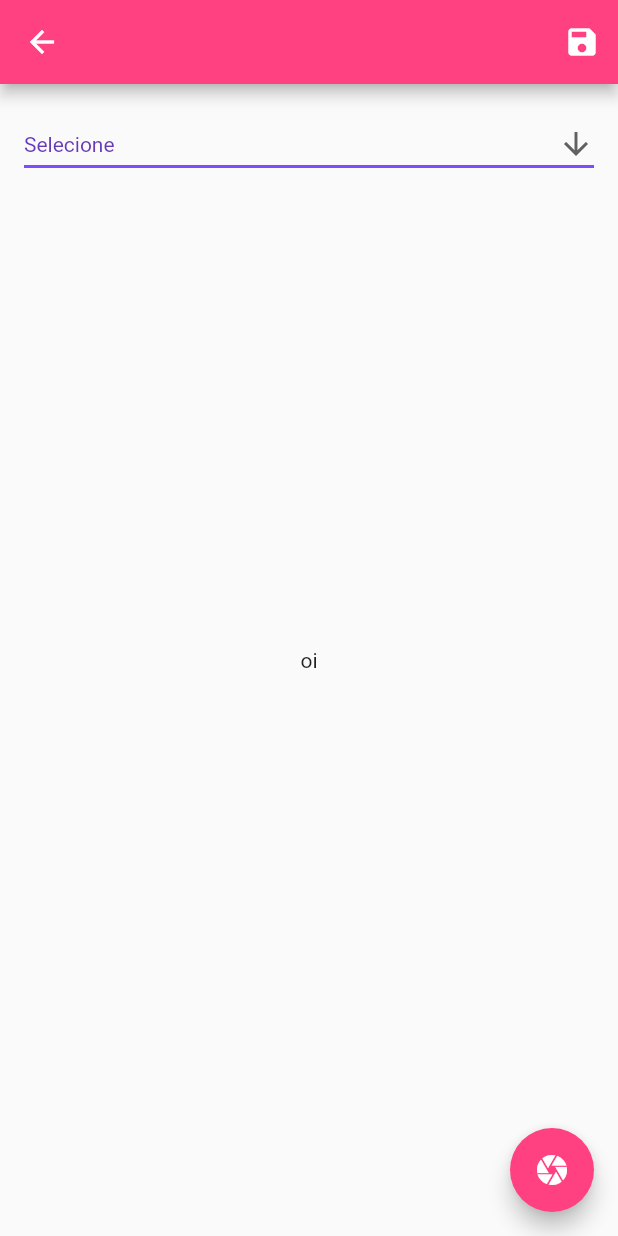
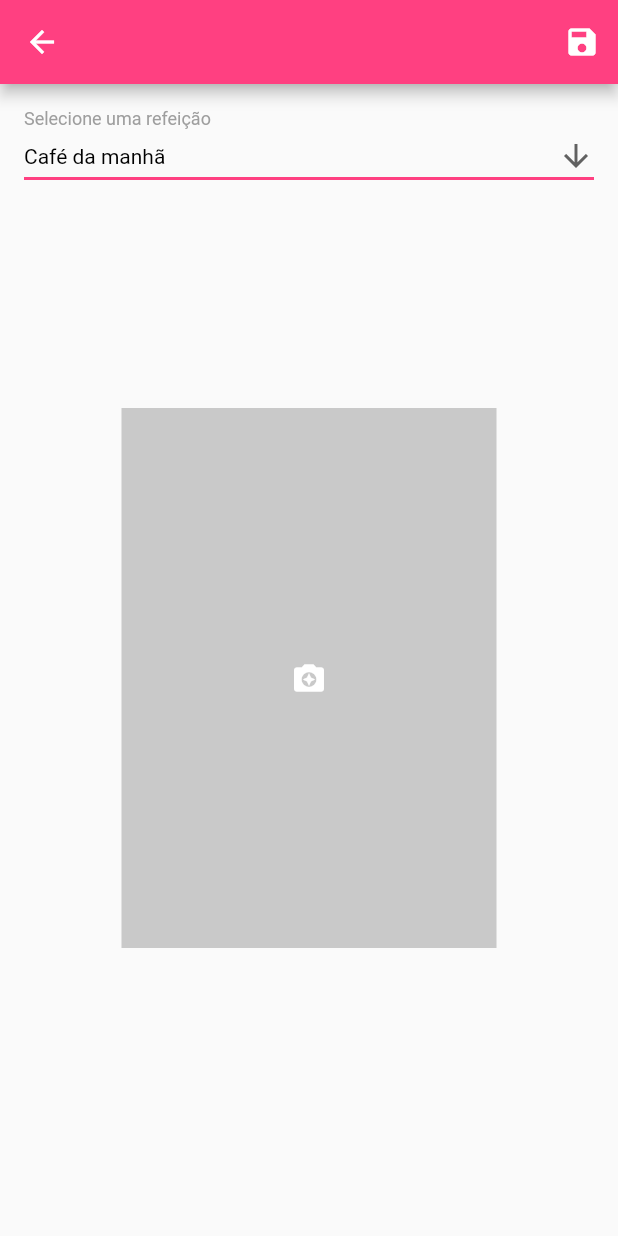
Before and after one commit to paulohcosta1/healthdiaryApp, a Flutter app: the MealPage screen opened directly, on a phone screen of 412 x 824 dp. Run offline on Flutter 3.47's test engine with Material 2 defaults, Android fonts, the light colour scheme and no system bars; our stand-ins replace cloud_firestore, firebase_auth, flutter_speed_dial, image_cropper, image_picker, rxdart; missing offline and left inert: bloc_pattern; accounts and stored records are empty.

Commit message:
image view

```diff
--- a/lib/blocs/meal_bloc.dart
+++ b/lib/blocs/meal_bloc.dart
@@ -7,16 +7,18 @@ import 'package:firebase_auth/firebase_auth.dart';
 import 'package:cloud_firestore/cloud_firestore.dart';
 
 class MealBloc extends BlocBase {
-  final _imageController = BehaviorSubject<String>();
-  final _mealNameController = BehaviorSubject<String>();
+  final _dataControler = BehaviorSubject<Map>();
 
-  Stream<String> get outMealName => _mealNameController.stream;
+  Map unsavedData;
 
-  void _setMealName(String name) => _mealNameController.add(name);
+  Stream<Map> get outData => _dataControler.stream;
+
+  void saveImages(List images) {
+    unsavedData["images"] = images;
+  }
 
   @override
   void dispose() {
-    _imageController.close();
-    _mealNameController.close();
+    _dataControler.close();
   }
 }
--- a/lib/pages/client/mealpage/meal_page.dart
+++ b/lib/pages/client/mealpage/meal_page.dart
@@ -2,6 +2,7 @@ import 'dart:io';
 
 import 'package:flutter/material.dart';
 import 'package:healthdiary/blocs/meal_bloc.dart';
+import 'package:healthdiary/widgets/images_widget.dart';
 import 'package:image_picker/image_picker.dart';
 
 class MealPage extends StatefulWidget {
@@ -11,7 +12,9 @@ class MealPage extends StatefulWidget {
 
 class _MealPageState extends State<MealPage> {
   File _file;
-  String dropdownValue = 'Selecione';
+  String dropdownValue = 'Café da manhã';
+  final _formKey = GlobalKey<FormState>();
+  final _scaffoldKey = GlobalKey<ScaffoldState>();
 
   final _mealBloc = MealBloc();
 
@@ -31,76 +34,75 @@ class _MealPageState extends State<MealPage> {
   @override
   Widget build(BuildContext context) {
     return Scaffold(
+      key: _scaffoldKey,
       appBar: AppBar(
         actions: <Widget>[
-          IconButton(
+          StreamBuilder<bool>(
+              stream: null,
+              builder: (context, snapshot) {
+                return IconButton(
                   icon: Icon(Icons.save),
                   color: Colors.white,
                   onPressed: () => _onSave(),
-          ),
+                );
+              }),
         ],
       ),
       body: _body(),
-      floatingActionButton: FloatingActionButton(
-          backgroundColor: Colors.pinkAccent,
-          child: Icon(Icons.camera),
-          onPressed: () => _onClickCamera()),
     );
   }
 
   _body() {
-    return Padding(
-      padding: EdgeInsets.all(16),
-      child: Stack(
+    return Stack(
       children: <Widget>[
-          Container(
-            child: _DropDown(),
+        Padding(
+          padding: const EdgeInsets.all(16),
+          child: Text(
+            "Selecione uma refeição",
+            style: TextStyle(color: Colors.grey, fontSize: 12),
           ),
-          Container(
-            child: Center(
-              child: _file != null ? Image.file(_file) : Text('oi'),
+        ),
+        Padding(
+          padding: const EdgeInsets.fromLTRB(16, 24, 16, 24),
+          child: Container(
+            child: _dropDown(),
+          ),
+        ),
+        Center(
+          child: Container(
+            child: ImagesWidget(
+              context: context,
+              initialValue: [],
+              onSaved: _mealBloc.saveImages,
+            ),
+            width: 250,
           ),
         )
       ],
-      ),
     );
   }
 
-  void _onSave() {
-    print('salvando');
-  }
+  void _onSave() {}
 
-  Future<void> _onClickCamera() async {
-    var image = await ImagePicker.pickImage(
-      source: ImageSource.camera,
-      imageQuality: 75,
-    );
-
-    if (image != null) {
-      setState(() {
-        _file = image;
-      });
-    }
-  }
-
-  Widget _DropDown() {
+  Widget _dropDown() {
     return DropdownButton(
       value: dropdownValue,
       icon: Icon(Icons.arrow_downward),
       iconSize: 24,
+      hint: Text("Selecione um tipo de refeição"),
       isExpanded: true,
       elevation: 16,
-      style: TextStyle(color: Colors.deepPurple),
+      style: TextStyle(color: Colors.black),
       underline: Container(
         height: 2,
-        color: Colors.deepPurpleAccent,
+        color: Colors.pinkAccent,
       ),
       onChanged: (String newValue) {
         setState(() {
           dropdownValue = newValue;
         });
       },
-      items: <String>['Selecione', 'Café da manhã', 'Almoço', 'Lanche', 'Janta']
+      items: <String>['Café da manhã', 'Almoço', 'Lanche', 'Janta']
           .map<DropdownMenuItem<String>>(
         (String value) {
           return DropdownMenuItem<String>(
--- a/lib/pages/login_page.dart
+++ b/lib/pages/login_page.dart
@@ -17,11 +17,10 @@ class _LoginPageState extends State<LoginPage> {
     super.initState();
 
     _loginBloc.outState.listen((state) {
-      print(state);
       switch (state) {
         case LoginState.SUCCESS:
           Navigator.of(context).pushReplacement(
-              MaterialPageRoute(builder: (context) => HomePageAdmin()));
+              MaterialPageRoute(builder: (context) => HomePageClient()));
           break;
         case LoginState.SUCCESS_CLIENT:
           Navigator.of(context).pushReplacement(
--- /dev/null
+++ b/lib/widgets/images_widget.dart
@@ -0,0 +1,70 @@
+import 'package:flutter/material.dart';
+import 'package:healthdiary/widgets/image_source_sheet.dart';
+
+class ImagesWidget extends FormField<List> {
+  ImagesWidget({
+    BuildContext context,
+    FormFieldSetter<List> onSaved,
+    FormFieldValidator<List> validator,
+    List initialValue,
+  }) : super(
+            onSaved: onSaved,
+            validator: validator,
+            initialValue: initialValue,
+            builder: (state) {
+              return Stack(
+                children: <Widget>[
+                  Center(
+                    child: Container(
+                      height: 400,
+                      padding: EdgeInsets.only(top: 32, bottom: 8),
+                      child: state.value.length > 0
+                          ? Container(
+                              height: 350,
+                              width: 350,
+                              margin: EdgeInsets.only(right: 8),
+                              child: GestureDetector(
+                                child: Image.file(
+                                  state.value[0],
+                                  fit: BoxFit.cover,
+                                ),
+                                onLongPress: () {
+                                  state.didChange(
+                                      state.value..remove(state.value[0]));
+                                },
+                              ),
+                            )
+                          : GestureDetector(
+                              child: Container(
+                                height: 350,
+                                width: 350,
+                                child: Icon(
+                                  Icons.camera_enhance,
+                                  color: Colors.white,
+                                ),
+                                color: Colors.black.withAlpha(50),
+                              ),
+                              onTap: () {
+                                showModalBottomSheet(
+                                    context: context,
+                                    builder: (context) => ImageSourceSheet(
+                                          onImageSelected: (image) {
+                                            state.didChange(
+                                                state.value..add(image));
+                                            Navigator.of(context).pop();
+                                          },
+                                        ));
+                              },
+                            ),
+                    ),
+                  ),
+                  state.hasError
+                      ? Text(
+                          state.errorText,
+                          style: TextStyle(color: Colors.red, fontSize: 12),
+                        )
+                      : Container()
+                ],
+              );
+            });
+}
--- a/pubspec.yaml
+++ b/pubspec.yaml
@@ -47,6 +47,8 @@ flutter:
   # the material Icons class.
   uses-material-design: true
   # To add assets to your application, add an assets section, like this:
+  assets:
+    - assets/images/
   # assets:
   #  - images/a_dot_burr.jpeg
   #  - images/a_dot_ham.jpeg
```
Also changed, not shown: lib/pages/client/home_page_client.dart (+18 -5 lines), lib/widgets/image_source_sheet.dart (added, +48 -0 lines), assets/images/camera.png (added), 1 other file. Lines whose indentation alone changed are shown as unchanged.
